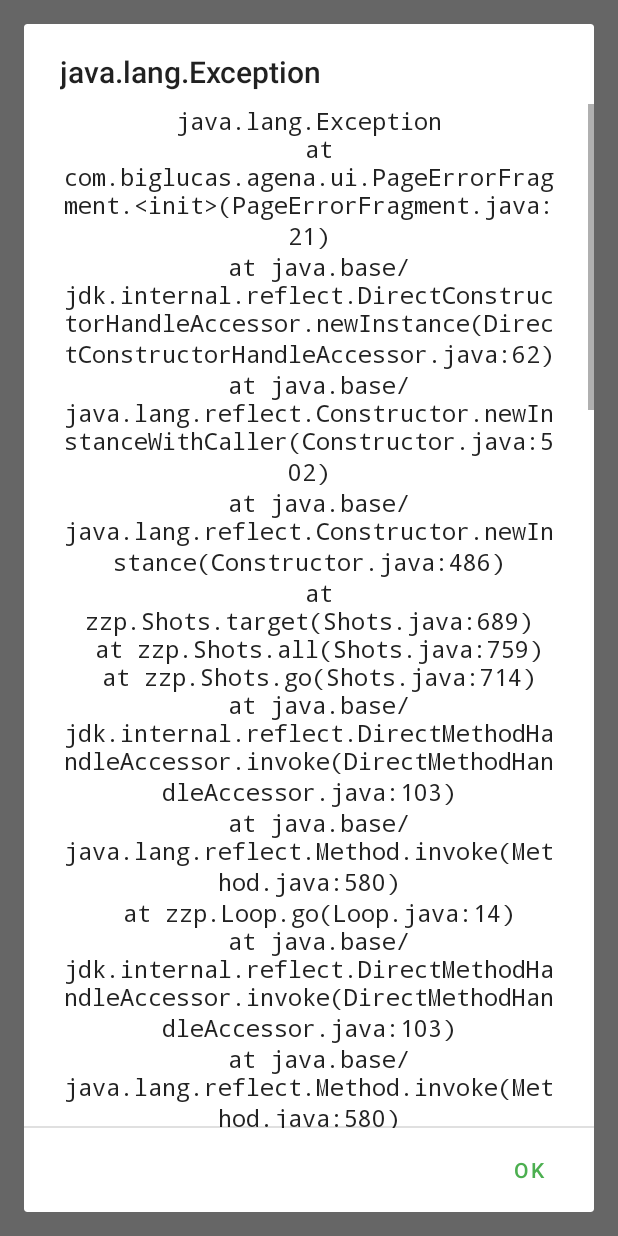
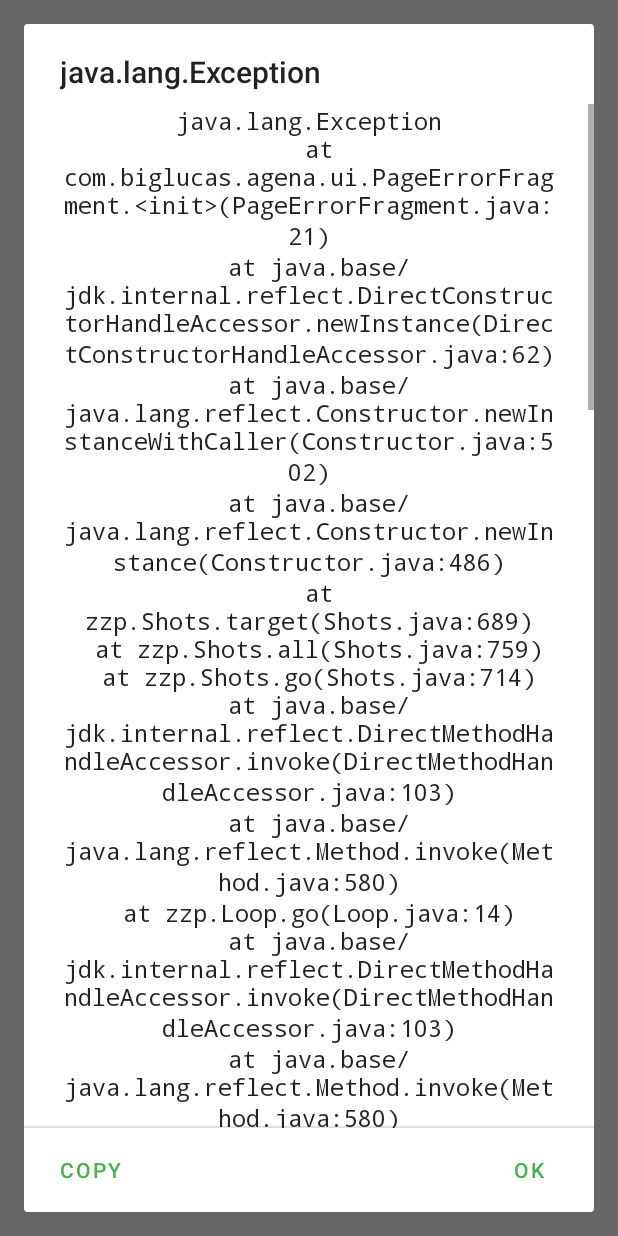
Before and after one commit to lucasew/agena, an Android app: the fragment PageErrorFragment shown on its own in the app's theme, after a tap on "MORE INFORMATION", on a phone screen of 412 x 824 dp. Run offline under Robolectric (Android 15) with nearby library versions, the phone set to English and light mode, and no system bars; network calls fail.

Commit message:
Add copy button to stacktrace dialog
- Added a "Copy" button to the stacktrace dialog that copies the full stack trace to clipboard
- Implemented clipboard functionality using ClipboardManager
- Added Toast notification to confirm copy action
- Added internationalized strings for both English and Portuguese (pt-BR)
- Button appears as neutral button alongside the OK button

```diff
--- a/app/src/main/java/com/biglucas/agena/utils/StacktraceDialogHandler.java
+++ b/app/src/main/java/com/biglucas/agena/utils/StacktraceDialogHandler.java
@@ -1,11 +1,16 @@
 package com.biglucas.agena.utils;
 
 import android.app.AlertDialog;
+import android.content.ClipData;
+import android.content.ClipboardManager;
 import android.content.Context;
 import android.graphics.Typeface;
 import android.view.Gravity;
 import android.view.View;
 import android.widget.TextView;
+import android.widget.Toast;
+
+import com.biglucas.agena.R;
 
 import java.io.PrintWriter;
 import java.io.StringWriter;
@@ -27,7 +32,17 @@ public class StacktraceDialogHandler {
         StringWriter sw = new StringWriter();
         PrintWriter pw = new PrintWriter(sw);
         this.exception.printStackTrace(pw);
-        builder.setMessage(sw.toString());
+        String stackTrace = sw.toString();
+        builder.setMessage(stackTrace);
+
+        // Add copy button
+        builder.setNeutralButton(R.string.copy_stacktrace, (dialog, which) -> {
+            ClipboardManager clipboard = (ClipboardManager) context.getSystemService(Context.CLIPBOARD_SERVICE);
+            ClipData clip = ClipData.newPlainText("Stack Trace", stackTrace);
+            clipboard.setPrimaryClip(clip);
+            Toast.makeText(context, R.string.stacktrace_copied, Toast.LENGTH_SHORT).show();
+        });
+
         AlertDialog dialog = builder.show();
         TextView messageView = (TextView) dialog.findViewById(android.R.id.message);
         messageView.setTypeface(Typeface.MONOSPACE);
--- a/app/src/main/res/values/strings.xml
+++ b/app/src/main/res/values/strings.xml
@@ -9,6 +9,8 @@
 
     <string name="warning_icon">Just a warning icon to make it explicit that something unexpected happened</string>
     <string name="more_information">More information</string>
+    <string name="copy_stacktrace">Copy</string>
+    <string name="stacktrace_copied">Stack trace copied to clipboard</string>
 
     <!-- Errors -->
     <string name="error_generic">Generic unspecified/unhandled error</string>
```
Also changed, not shown: 1 other file.
